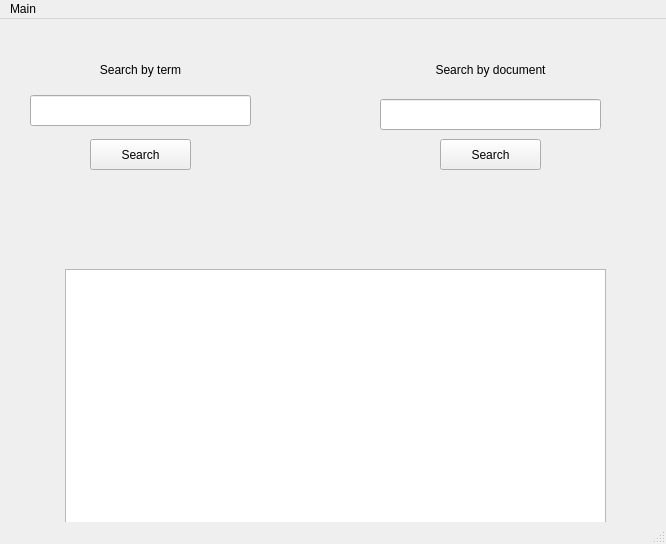
Above: src/ui/main.ui from youcefAZ/RI_project before the change. Below: the same form after it.
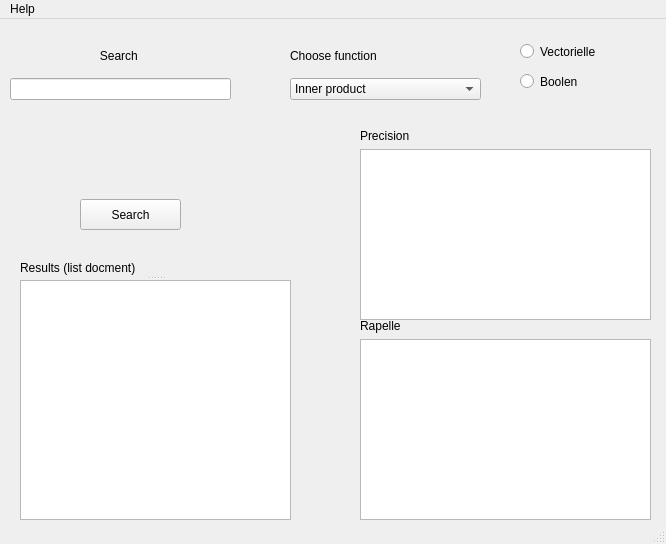
That is the form after the change.

The edit to the form file:
```diff
--- a/src/ui/main.ui
+++ b/src/ui/main.ui
@@ -14,27 +14,11 @@
    <string>MainWindow</string>
   </property>
   <widget class="QWidget" name="centralwidget">
-   <widget class="QLabel" name="label">
+   <widget class="QPushButton" name="search_btn">
     <property name="geometry">
      <rect>
-      <x>30</x>
-      <y>30</y>
-      <width>221</width>
-      <height>41</height>
-     </rect>
-    </property>
-    <property name="text">
-     <string>Search by term</string>
-    </property>
-    <property name="alignment">
-     <set>Qt::AlignCenter</set>
-    </property>
-   </widget>
-   <widget class="QPushButton" name="button1_2">
-    <property name="geometry">
-     <rect>
-      <x>90</x>
-      <y>120</y>
+      <x>80</x>
+      <y>180</y>
       <width>101</width>
       <height>31</height>
      </rect>
@@ -43,64 +27,162 @@
      <string>Search</string>
     </property>
    </widget>
-   <widget class="QTableView" name="tableView">
+   <widget class="QRadioButton" name="vectorielle_radio">
     <property name="geometry">
      <rect>
-      <x>65</x>
-      <y>250</y>
-      <width>541</width>
+      <x>520</x>
+      <y>20</y>
+      <width>95</width>
+      <height>25</height>
+     </rect>
+    </property>
+    <property name="text">
+     <string>Vectorielle</string>
+    </property>
+   </widget>
+   <widget class="QRadioButton" name="boolean_radio">
+    <property name="geometry">
+     <rect>
+      <x>520</x>
+      <y>50</y>
+      <width>109</width>
+      <height>25</height>
+     </rect>
+    </property>
+    <property name="text">
+     <string>Boolen</string>
+    </property>
+   </widget>
+   <widget class="QSplitter" name="splitter">
+    <property name="geometry">
+     <rect>
+      <x>20</x>
+      <y>240</y>
+      <width>271</width>
       <height>261</height>
      </rect>
     </property>
+    <property name="orientation">
+     <enum>Qt::Vertical</enum>
+    </property>
+    <widget class="QLabel" name="label_6">
+     <property name="text">
+      <string>Results (list docment)</string>
+     </property>
+    </widget>
+    <widget class="QTextBrowser" name="document_result_field"/>
    </widget>
-   <widget class="QLineEdit" name="lineEdit_2">
+   <widget class="QWidget" name="layoutWidget">
     <property name="geometry">
      <rect>
-      <x>30</x>
-      <y>76</y>
-      <width>221</width>
-      <height>31</height>
+      <x>290</x>
+      <y>20</y>
+      <width>191</width>
+      <height>61</height>
      </rect>
     </property>
+    <layout class="QVBoxLayout" name="verticalLayout">
+     <item>
+      <widget class="QLabel" name="func_chs_label">
+       <property name="text">
+        <string>Choose function</string>
+       </property>
+      </widget>
+     </item>
+     <item>
+      <widget class="QComboBox" name="function_chs_cbx">
+       <item>
+        <property name="text">
+         <string>Inner product</string>
+        </property>
+       </item>
+       <item>
+        <property name="text">
+         <string>Cosinus</string>
+        </property>
+       </item>
+       <item>
+        <property name="text">
+         <string>Jaccard</string>
+        </property>
+       </item>
+       <item>
+        <property name="text">
+         <string>Dice coef</string>
+        </property>
+       </item>
+      </widget>
+     </item>
+    </layout>
    </widget>
-   <widget class="QLineEdit" name="lineEdit_3">
+   <widget class="QWidget" name="layoutWidget">
     <property name="geometry">
      <rect>
-      <x>380</x>
-      <y>80</y>
-      <width>221</width>
-      <height>31</height>
+      <x>360</x>
+      <y>110</y>
+      <width>291</width>
+      <height>191</height>
      </rect>
     </property>
+    <layout class="QVBoxLayout" name="verticalLayout_4">
+     <item>
+      <widget class="QLabel" name="precision_lbl">
+       <property name="text">
+        <string>Precision</string>
+       </property>
+      </widget>
+     </item>
+     <item>
+      <widget class="QTextBrowser" name="precision_field"/>
+     </item>
+    </layout>
    </widget>
-   <widget class="QLabel" name="label_2">
+   <widget class="QWidget" name="layoutWidget">
     <property name="geometry">
      <rect>
-      <x>380</x>
-      <y>30</y>
-      <width>221</width>
-      <height>41</height>
+      <x>360</x>
+      <y>300</y>
+      <width>291</width>
+      <height>201</height>
      </rect>
     </property>
-    <property name="text">
-     <string>Search by document</string>
-    </property>
-    <property name="alignment">
-     <set>Qt::AlignCenter</set>
-    </property>
+    <layout class="QVBoxLayout" name="verticalLayout_3">
+     <item>
+      <widget class="QLabel" name="recall_lbl">
+       <property name="text">
+        <string>Rapelle</string>
+       </property>
+      </widget>
+     </item>
+     <item>
+      <widget class="QTextBrowser" name="recall_field"/>
+     </item>
+    </layout>
    </widget>
-   <widget class="QPushButton" name="button1_3">
+   <widget class="QWidget" name="layoutWidget">
     <property name="geometry">
      <rect>
-      <x>440</x>
-      <y>120</y>
-      <width>101</width>
-      <height>31</height>
+      <x>10</x>
+      <y>20</y>
+      <width>221</width>
+      <height>61</height>
      </rect>
     </property>
-    <property name="text">
-     <string>Search</string>
-    </property>
+    <layout class="QVBoxLayout" name="verticalLayout_2">
+     <item>
+      <widget class="QLabel" name="search_label">
+       <property name="text">
+        <string>Search </string>
+       </property>
+       <property name="alignment">
+        <set>Qt::AlignCenter</set>
+       </property>
+      </widget>
+     </item>
+     <item>
+      <widget class="QLineEdit" name="search_field"/>
+     </item>
+    </layout>
    </widget>
   </widget>
   <widget class="QMenuBar" name="menubar">
@@ -112,12 +194,12 @@
      <height>24</height>
     </rect>
    </property>
-   <widget class="QMenu" name="menuMain">
+   <widget class="QMenu" name="menuinfo">
     <property name="title">
-     <string>Main</string>
+     <string>Help</string>
     </property>
    </widget>
-   <addaction name="menuMain"/>
+   <addaction name="menuinfo"/>
   </widget>
   <widget class="QStatusBar" name="statusbar"/>
  </widget>
```
Left out of the diff: 11 changed lines with no effect on the pictures.
